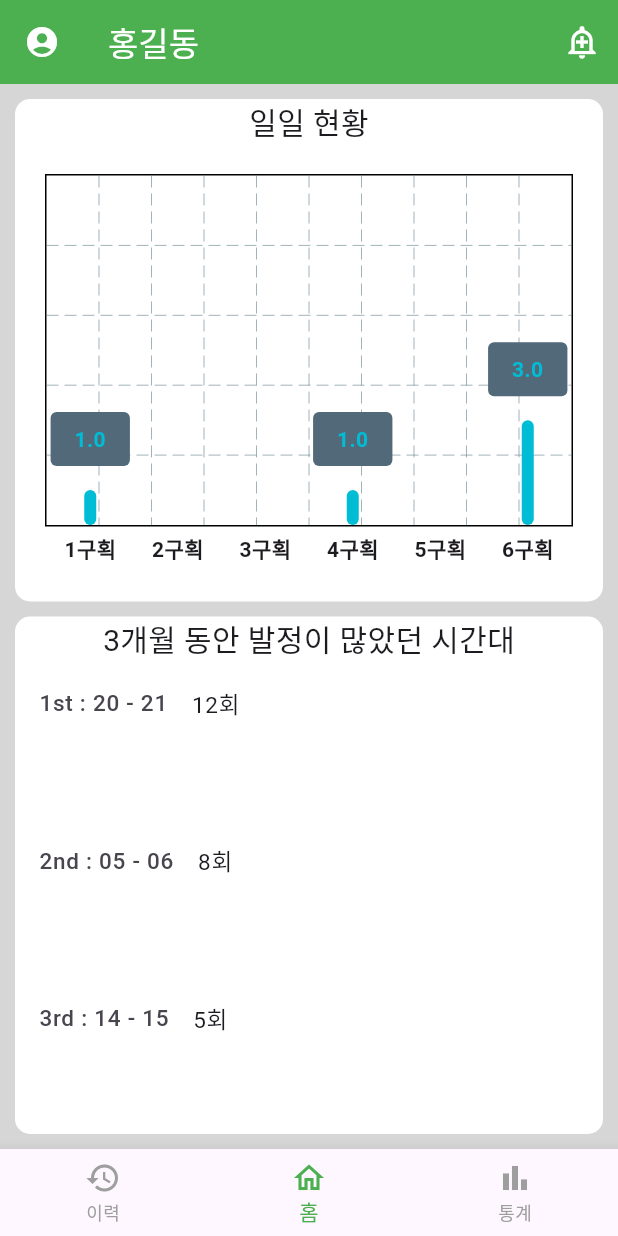
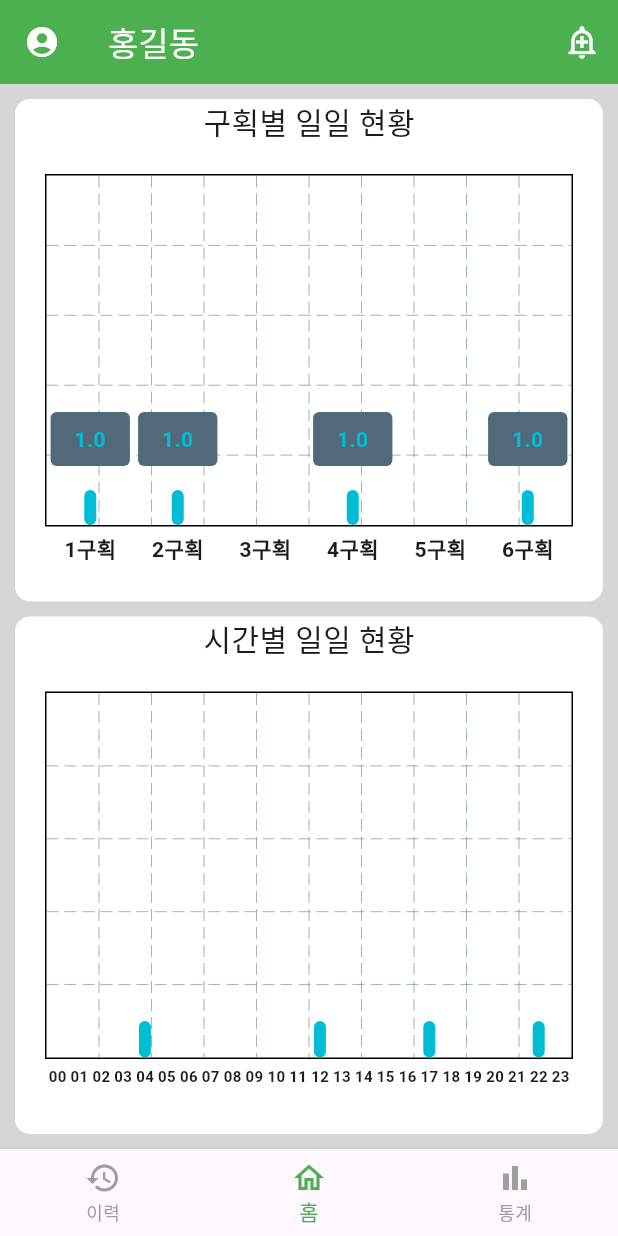
Before and after one commit to KastanEr/CowEstrusDetector, a Flutter app: the MyHomePage screen opened by its route, on a phone screen of 412 x 824 dp. Run offline on Flutter 3.47's test engine with Material 3 defaults, Android fonts, the phone set to English and light mode, and no system bars; drawn by our look-alikes of fl_chart; our stand-ins replace go_router, table_calendar; network calls fail.

Commit message:
update legacy_app

```diff
--- a/legacy_app/lib/history_page.dart
+++ b/legacy_app/lib/history_page.dart
@@ -137,7 +137,7 @@ class _MyHistoryPageState extends State<MyHistoryPage> {
             case 0:
               context.go('/statistics');
             case 2:
-              context.go('/');
+              context.go('/home');
           }
         },
       ),
--- a/legacy_app/lib/home_page.dart
+++ b/legacy_app/lib/home_page.dart
@@ -3,7 +3,7 @@ import 'package:flutter/material.dart';
 import 'package:go_router/go_router.dart';
 
 class MyHomePage extends StatefulWidget {
-  MyHomePage({super.key});
+  const MyHomePage({super.key});
 
   @override
   State<MyHomePage> createState() => _MyHomePageState();
@@ -12,7 +12,7 @@ class MyHomePage extends StatefulWidget {
 class _MyHomePageState extends State<MyHomePage> {
   int selectedIndex = 1;
 
-  Widget getTitles(double value, TitleMeta meta) {
+  Widget getDistrictTitles(double value, TitleMeta meta) {
     final style = TextStyle(
       fontWeight: FontWeight.bold,
       fontSize: 14,
@@ -47,6 +47,98 @@ class _MyHomePageState extends State<MyHomePage> {
       child: Text(text, style: style),
     );
   }
+
+  Widget getTimeTitles(double value, TitleMeta meta) {
+    final style = TextStyle(
+      fontWeight: FontWeight.bold,
+      fontSize: 10,
+    );
+    String text;
+    switch (value.toInt()) {
+      case 0:
+        text = '00';
+        break;
+      case 1:
+        text = '01';
+        break;
+      case 2:
+        text = '02';
+        break;
+      case 3:
+        text = '03';
+        break;
+      case 4:
+        text = '04';
+        break;
+      case 5:
+        text = '05';
+        break;
+      case 6:
+        text = '06';
+        break;
+      case 7:
+        text = '07';
+        break;
+      case 8:
+        text = '08';
+        break;
+      case 9:
+        text = '09';
+        break;
+      case 10:
+        text = '10';
+        break;
+      case 11:
+        text = '11';
+        break;
+      case 12:
+        text = '12';
+        break;
+      case 13:
+        text = '13';
+        break;
+      case 14:
+        text = '14';
+        break;
+      case 15:
+        text = '15';
+        break;
+      case 16:
+        text = '16';
+        break;
+      case 17:
+        text = '17';
+        break;
+      case 18:
+        text = '18';
+        break;
+      case 19:
+        text = '19';
+        break;
+      case 20:
+        text = '20';
+        break;
+      case 21:
+        text = '21';
+        break;
+      case 22:
+        text = '22';
+        break;
+      case 23:
+        text = '23';
+        break;
+      default:
+        text = '';
+        break;
+    }
+    return SideTitleWidget(
+      axisSide: meta.axisSide,
+      space: 4,
+      child: Text(text, style: style),
+    );
+  }
+
+  int touchedGroupIndex = -1;
 
   @override
   Widget build(BuildContext context) {
@@ -87,7 +179,7 @@ class _MyHomePageState extends State<MyHomePage> {
                   child: Column(
                     mainAxisAlignment: MainAxisAlignment.spaceBetween,
                     children: [
-                      const Text('일일 현황', style: TextStyle(fontSize: 20)),
+                      const Text('구획별 일일 현황', style: TextStyle(fontSize: 20)),
                       Expanded(
                         child: Container(
                           margin: EdgeInsets.all(20),
@@ -104,7 +196,7 @@ class _MyHomePageState extends State<MyHomePage> {
                                   sideTitles: SideTitles(
                                     showTitles: true,
                                     reservedSize: 30,
-                                    getTitlesWidget: getTitles,
+                                    getTitlesWidget: getDistrictTitles,
                                   ),
                                 ),
                                 topTitles: const AxisTitles(
@@ -115,56 +207,15 @@ class _MyHomePageState extends State<MyHomePage> {
                                 ),
                               ),
                               barGroups: [
+                                for (int i = 0; i < 6; i++)
                                   BarChartGroupData(
-                                  x: 0,
+                                    x: i,
                                     barRods: [
                                       BarChartRodData(
-                                      toY: 1,
+                                          toY: (i==0 || i==1 || i==3 || i==5)? 1 : 0,
                                       ),
                                     ],
-                                  showingTooltipIndicators: [0],
-                                ),
-                                BarChartGroupData(
-                                  x: 1,
-                                  barRods: [
-                                    BarChartRodData(
-                                      toY: 0,
-                                    )
-                                  ],
-                                ),
-                                BarChartGroupData(
-                                  x: 2,
-                                  barRods: [
-                                    BarChartRodData(
-                                      toY: 0,
-                                    )
-                                  ],
-                                ),
-                                BarChartGroupData(
-                                  x: 3,
-                                  barRods: [
-                                    BarChartRodData(
-                                      toY: 1,
-                                    )
-                                  ],
-                                  showingTooltipIndicators: [0],
-                                ),
-                                BarChartGroupData(
-                                  x: 4,
-                                  barRods: [
-                                    BarChartRodData(
-                                      toY: 0,
-                                    )
-                                  ],
-                                ),
-                                BarChartGroupData(
-                                  x: 5,
-                                  barRods: [
-                                    BarChartRodData(
-                                      toY: 3,
-                                    )
-                                  ],
-                                  showingTooltipIndicators: [0],
+                                    showingTooltipIndicators: (i==0 || i==1 || i==3 || i==5)? [0] : [],
                                   ),
                               ],
                             ),
@@ -184,58 +235,83 @@ class _MyHomePageState extends State<MyHomePage> {
                   child: Column(
                     mainAxisAlignment: MainAxisAlignment.spaceBetween,
                     children: [
-                      Center(
-                        child: Text(
-                          '3개월 동안 발정이 많았던 시간대',
-                          style: TextStyle(fontSize: 20),
+                      const Text('시간별 일일 현황', style: TextStyle(fontSize: 20)),
+                      Expanded(
+                        child: Container(
+                          margin: const EdgeInsets.all(20),
+                          child: BarChart(
+                            BarChartData(
+                              alignment: BarChartAlignment.spaceAround,
+                              minY:0,
+                              maxY:10,
+                              titlesData: FlTitlesData(
+                                leftTitles: const AxisTitles(
+                                  sideTitles: SideTitles(showTitles: false),
+                                ),
+                                bottomTitles: AxisTitles(
+                                  sideTitles: SideTitles(
+                                    showTitles: true,
+                                    reservedSize: 30,
+                                    getTitlesWidget: getTimeTitles,
                                   ),
                                 ),
-                      Expanded(
-                        child: ListTile(
-                          leading: Text(
-                            '1st : 20 - 21',
-                            style: TextStyle(
-                              fontSize: 15,
+                                topTitles: const AxisTitles(
+                                  sideTitles: SideTitles(showTitles: false),
+                                ),
+                                rightTitles: const AxisTitles(
+                                  sideTitles: SideTitles(showTitles: false),
                                 ),
                               ),
-                          title: Text(
-                            '12회',
-                            style: TextStyle(
-                              fontSize: 15,
+                              barGroups: [
+                                for (int i = 0; i < 24; i++)
+                                  BarChartGroupData(
+                                    x: i,
+                                    barRods: [
+                                      BarChartRodData(
+                                        toY: (i==4 || i==12 || i==17 || i==22)? 1 : 0,
+                                      ),
+                                    ],
+                                    showingTooltipIndicators: touchedGroupIndex == i ? [0] : [],
+                                  )
+                              ],
+                              barTouchData: BarTouchData(
+                                enabled: true,
+                                handleBuiltInTouches: false,
+                                touchTooltipData: BarTouchTooltipData(
+                                  getTooltipItem: (
+                                      BarChartGroupData group,
+                                      int groupIndex,
+                                      BarChartRodData rod,
+                                      int rodIndex,
+                                      ) {
+                                    return BarTooltipItem(
+                                      rod.toY.toString(),
+                                      TextStyle(
+                                        fontWeight: FontWeight.bold,
+                                        color: rod.color,
+                                        fontSize: 18,
+                                      ),
+                                    );
+                                  },
+                                ),
+                                touchCallback: (event, response) {
+                                  if (event.isInterestedForInteractions &&
+                                      response != null &&
+                                      response.spot != null) {
+                                    setState(() {
+                                      touchedGroupIndex = response.spot!.touchedBarGroupIndex;
+                                    });
+                                  } else {
+                                    setState(() {
+                                      touchedGroupIndex = -1;
+                                    });
+                                  }
+                                },
                               ),
                             ),
                           ),
                         ),
-                      Expanded(
-                          child: ListTile(
-                        leading: Text(
-                          '2nd : 05 - 06',
-                          style: TextStyle(
-                            fontSize: 15,
                       ),
-                        ),
-                        title: Text(
-                          '8회',
-                          style: TextStyle(
-                            fontSize: 15,
-                          ),
-                        ),
-                      )),
-                      Expanded(
-                          child: ListTile(
-                        leading: Text(
-                          '3rd : 14 - 15',
-                          style: TextStyle(
-                            fontSize: 15,
-                          ),
-                        ),
-                        title: Text(
-                          '5회',
-                          style: TextStyle(
-                            fontSize: 15,
-                          ),
-                        ),
-                      )),
                     ],
                   ),
                 ),
--- a/legacy_app/lib/my_router.dart
+++ b/legacy_app/lib/my_router.dart
@@ -1,13 +1,25 @@
 import 'package:estrus_detector/alarm_page.dart';
 import 'package:estrus_detector/history_detail_page.dart';
 import 'package:estrus_detector/history_page.dart';
+import 'package:estrus_detector/register_page.dart';
 import 'package:estrus_detector/statistics_page.dart';
 import 'package:go_router/go_router.dart';
 import 'home_page.dart';
+import 'login_page.dart';
 
 final router = GoRouter(routes: [
   GoRoute(
     path: '/',
+    builder: (context, state) => MyLoginPage(),
+    routes: [
+      GoRoute(
+        path: 'register',
+        builder: (context, state) => MyRegisterPage(),
+      ),
+    ],
+  ),
+  GoRoute(
+    path: '/home',
     builder: (context, state) => MyHomePage(),
   ),
   GoRoute(
--- a/legacy_app/lib/statistics_page.dart
+++ b/legacy_app/lib/statistics_page.dart
@@ -366,7 +366,7 @@ class _MyStatisticsPageState extends State<MyStatisticsPage> {
         onTap: (index) {
           switch (index) {
             case 0:
-              context.go('/');
+              context.go('/home');
             case 2:
               context.go('/history');
           }
```
Also changed, not shown: legacy_app/lib/login_page.dart (added, +142 -0 lines), legacy_app/lib/register_page.dart (added, +153 -0 lines), legacy_app/pubspec.lock. Lines whose indentation alone changed are shown as unchanged.
